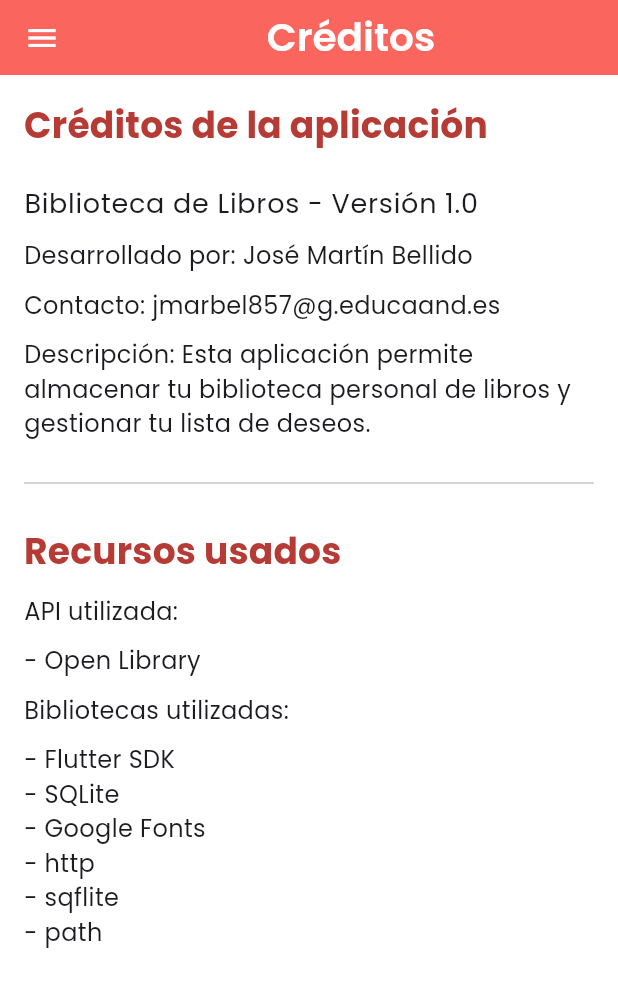
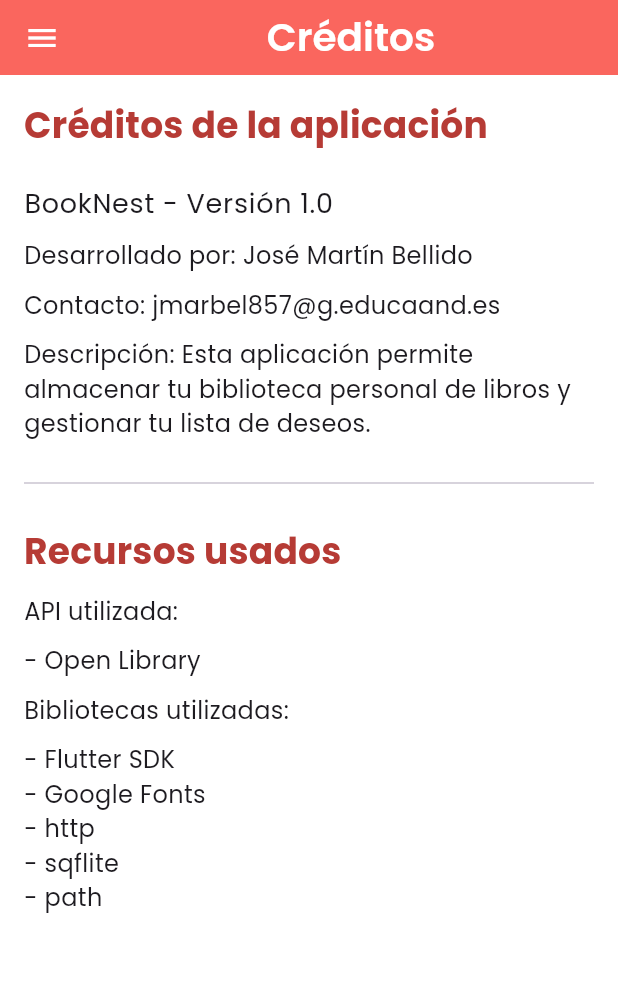
Before and after one commit to JMBellidoDev/pmdm_booknest_project, a Flutter app: the Credits screen opened by its route, on a phone screen of 412 x 824 dp. Shown: the top 987 px of the screen. Run offline on Flutter 3.47's test engine with Material 3 defaults, Android fonts, the light colour scheme and no system bars; our stand-ins replace google_fonts, sqflite; accounts and stored records are empty.

Commit message:
Adding doc

```diff
--- a/lib/widgets/credits_widgets.dart
+++ b/lib/widgets/credits_widgets.dart
@@ -38,7 +38,7 @@
           style: Theme.of(context).textTheme.titleMedium,
         ),
         const SizedBox(height: 20),
-        Text('Biblioteca de Libros - Versión 1.0',
+        Text('BookNest - Versión 1.0',
           style: Theme.of(context).textTheme.bodyLarge,
         ),
         const SizedBox(height: 10),
@@ -85,7 +85,7 @@
           style: Theme.of(context).textTheme.bodyMedium,
         ),
         const SizedBox(height: 10),
-        Text('- Flutter SDK\n- SQLite\n- Google Fonts\n- http\n- sqflite\n- path',
+        Text('- Flutter SDK\n- Google Fonts\n- http\n- sqflite\n- path',
           style: Theme.of(context).textTheme.bodyMedium,
         ),
       ],
--- a/lib/widgets/explore_widgets.dart
+++ b/lib/widgets/explore_widgets.dart
@@ -3,7 +3,7 @@
 import 'dart:async';
 import 'dart:convert';
 import '../persistence/model/book.dart';
-import '../persistence/persistence/book_dao.dart';
+import '../persistence/dao/book_dao.dart';
 
 /// Clase que representa el cuerpo de la página de explorar
 class ExploreBody extends StatefulWidget {
--- a/lib/widgets/library_widgets.dart
+++ b/lib/widgets/library_widgets.dart
@@ -3,7 +3,7 @@
 
 import './common_widgets.dart';
 import '../persistence/model/book.dart';
-import '../persistence/persistence/book_dao.dart';
+import '../persistence/dao/book_dao.dart';
 
 /// Clase que representa el cuerpo de la página de la biblioteca
 class LibraryBody extends StatefulWidget {
--- a/lib/widgets/wishlist_widgets.dart
+++ b/lib/widgets/wishlist_widgets.dart
@@ -3,7 +3,7 @@
 
 import './common_widgets.dart';
 import '../persistence/model/book.dart';
-import '../persistence/persistence/book_dao.dart';
+import '../persistence/dao/book_dao.dart';
 
 /// Clase que representa el cuerpo de la página de libros deseados (wishlist)
 class WishlistBody extends StatefulWidget {
```
Also changed, not shown: lib/persistence/dao/book_dao.dart (renamed from lib/persistence/persistence/book_dao.dart, +6 -1 lines), 3 other files.
